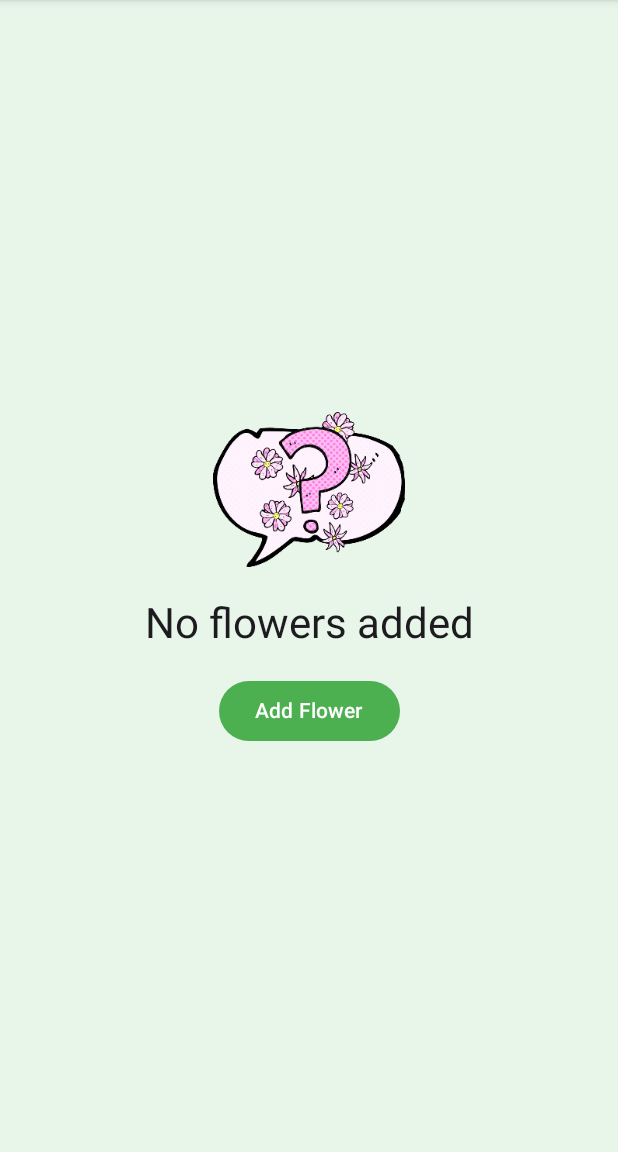
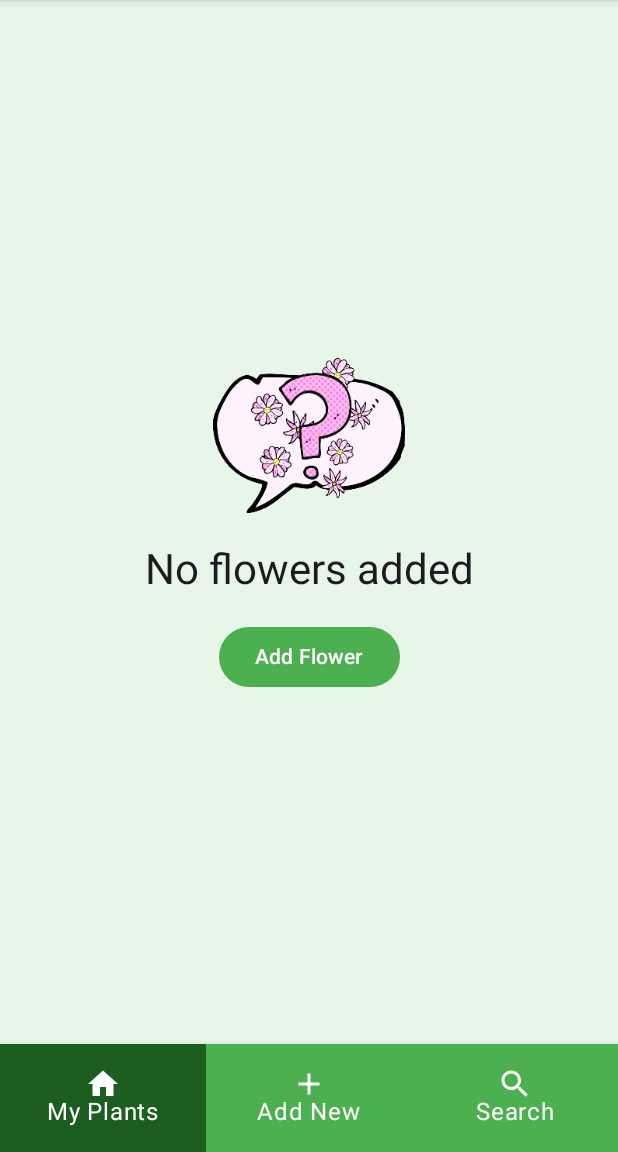
Before and after one commit to Swirl86/FlowerTracker, an Android app built with Jetpack Compose: the screen it shows after launch (MainActivity), on a phone screen of 412 x 824 dp, the part 84-1236 px from its top. Run offline under Robolectric (Android 15) with nearby library versions, the phone set to English and light mode, and no system bars; our stand-ins replace Room's generated code.

Commit message:
bottom navigation

```diff
--- a/app/build.gradle.kts
+++ b/app/build.gradle.kts
@@ -71,6 +71,7 @@ dependencies {
     implementation(libs.androidx.ui)
     implementation(libs.androidx.ui.graphics)
     implementation(libs.androidx.foundation)
+    implementation(libs.androidx.material)
     implementation(libs.androidx.material3)
 
     // Coil for image loading
--- a/app/src/main/java/com/swirl/flowertracker/MainActivity.kt
+++ b/app/src/main/java/com/swirl/flowertracker/MainActivity.kt
@@ -6,15 +6,12 @@ import androidx.activity.compose.setContent
 import androidx.activity.viewModels
 import androidx.compose.foundation.layout.fillMaxSize
 import androidx.compose.material3.MaterialTheme
+import androidx.compose.material3.Scaffold
 import androidx.compose.material3.Surface
-import androidx.compose.runtime.getValue
-import androidx.compose.runtime.livedata.observeAsState
-import androidx.compose.runtime.mutableStateOf
-import androidx.compose.runtime.remember
-import androidx.compose.runtime.setValue
 import androidx.compose.ui.Modifier
-import com.swirl.flowertracker.ui.AddFlowerScreen
-import com.swirl.flowertracker.ui.StartScreen
+import androidx.navigation.compose.rememberNavController
+import com.swirl.flowertracker.navigation.BottomNavigationBar
+import com.swirl.flowertracker.navigation.Navigation
 import com.swirl.flowertracker.ui.theme.FlowerTrackerTheme
 import com.swirl.flowertracker.viewmodel.FlowerViewModel
 import com.swirl.flowertracker.viewmodel.FlowerViewModelFactory
@@ -32,16 +29,12 @@ class MainActivity : ComponentActivity() {
                     modifier = Modifier.fillMaxSize(),
                     color = MaterialTheme.colorScheme.background
                 ) {
-                    var isAddingFlower by remember { mutableStateOf(false) }
+                    val navController = rememberNavController()
 
-                    if (isAddingFlower) {
-                        AddFlowerScreen(onBackClick = { isAddingFlower = false })
-                    } else {
-                        val flowers by flowerViewModel.allFlowers.observeAsState(emptyList())
-                        StartScreen(
-                            flowers = flowers,
-                            onAddFlowerClick = { isAddingFlower = true }
-                        )
+                    Scaffold(
+                        bottomBar = { BottomNavigationBar(navController = navController) }
+                    ) { innerPadding ->
+                        Navigation(navController = navController, flowerViewModel = flowerViewModel, innerPadding = innerPadding)
                     }
                 }
             }
--- /dev/null
+++ b/app/src/main/java/com/swirl/flowertracker/navigation/BottomNavigationBar.kt
@@ -0,0 +1,51 @@
+package com.swirl.flowertracker.navigation
+
+import androidx.compose.foundation.background
+import androidx.compose.foundation.layout.padding
+import androidx.compose.material.BottomNavigation
+import androidx.compose.material.BottomNavigationItem
+import androidx.compose.material3.Icon
+import androidx.compose.material3.MaterialTheme
+import androidx.compose.material3.Text
+import androidx.compose.runtime.Composable
+import androidx.compose.ui.Modifier
+import androidx.compose.ui.graphics.Color
+import androidx.compose.ui.unit.dp
+import androidx.navigation.NavController
+import androidx.navigation.compose.currentBackStackEntryAsState
+import com.swirl.flowertracker.ui.theme.DarkBackground
+
+@Composable
+fun BottomNavigationBar(navController: NavController) {
+    val navBackStackEntry = navController.currentBackStackEntryAsState()
+    val currentRoute = navBackStackEntry.value?.destination?.route
+
+    BottomNavigation(
+        backgroundColor = MaterialTheme.colorScheme.primary,
+        contentColor = Color.White
+    ) {
+        val screens = listOf(Screen.MyPlants, Screen.AddPlant, Screen.Search)
+
+        screens.forEach { screen ->
+            val isSelected = currentRoute == screen.route
+            BottomNavigationItem(
+                icon = { Icon(screen.icon, contentDescription = null, tint = Color.White) },
+                label = { Text(screen.title, color = Color.White) },
+                selected = currentRoute == screen.route,
+                onClick = {
+                    navController.navigate(screen.route) {
+                        // Clear the back stack to prevent back navigation
+                        launchSingleTop = true
+                        restoreState = true
+                        popUpTo(navController.graph.startDestinationId) { saveState = true }
+                    }
+                },
+                selectedContentColor = Color.White,
+                unselectedContentColor = Color.White,
+                modifier = Modifier
+                    .background(if (isSelected) DarkBackground else Color.Transparent)
+                    .padding(8.dp)
+            )
+        }
+    }
+}
--- /dev/null
+++ b/app/src/main/java/com/swirl/flowertracker/navigation/Navigation.kt
@@ -0,0 +1,33 @@
+package com.swirl.flowertracker.navigation
+
+import androidx.compose.foundation.layout.PaddingValues
+import androidx.compose.foundation.layout.padding
+import androidx.compose.runtime.Composable
+import androidx.compose.ui.Modifier
+import androidx.navigation.NavHostController
+import androidx.navigation.compose.NavHost
+import androidx.navigation.compose.composable
+import com.swirl.flowertracker.screens.addFlower.AddFlowerScreen
+import com.swirl.flowertracker.screens.myPlants.MyPlantsScreen
+import com.swirl.flowertracker.screens.search.SearchScreen
+import com.swirl.flowertracker.viewmodel.FlowerViewModel
+
+@Composable
+fun Navigation(navController: NavHostController, flowerViewModel: FlowerViewModel, innerPadding: PaddingValues) {
+    NavHost(navController = navController, startDestination = Screen.MyPlants.route, Modifier.padding(innerPadding)) {
+        composable(route = Screen.MyPlants.route) {
+            MyPlantsScreen(
+                flowers = flowerViewModel.allFlowers.value.orEmpty(),
+                onAddFlowerClick = {
+                    navController.navigate(Screen.AddPlant.route)
+                }
+            )
+        }
+        composable(route = Screen.AddPlant.route) {
+            AddFlowerScreen(onBackClick = { navController.popBackStack() })
+        }
+        composable(route = Screen.Search.route) {
+            SearchScreen()
+        }
+    }
+}
--- /dev/null
+++ b/app/src/main/java/com/swirl/flowertracker/navigation/Screen.kt
@@ -0,0 +1,13 @@
+package com.swirl.flowertracker.navigation
+
+import androidx.compose.material.icons.Icons
+import androidx.compose.material.icons.filled.Add
+import androidx.compose.material.icons.filled.Home
+import androidx.compose.material.icons.filled.Search
+import androidx.compose.ui.graphics.vector.ImageVector
+
+sealed class Screen(val route: String, val icon: ImageVector, var title: String) {
+    object MyPlants : Screen("my_plants", Icons.Filled.Home, "My Plants")
+    object AddPlant : Screen("add_plant", Icons.Filled.Add, "Add New")
+    object Search : Screen("search", Icons.Filled.Search, "Search")
+}
--- a/app/src/main/java/com/swirl/flowertracker/ui/CheckPermissions.kt
+++ b/app/src/main/java/com/swirl/flowertracker/permissions/CheckPermissions.kt
@@ -1,4 +1,4 @@
-package com.swirl.flowertracker.ui
+package com.swirl.flowertracker.permissions
 
 import android.Manifest
 import android.util.Log
--- a/app/src/main/java/com/swirl/flowertracker/ui/PermissionDialog.kt
+++ b/app/src/main/java/com/swirl/flowertracker/permissions/PermissionDialog.kt
@@ -1,4 +1,4 @@
-package com.swirl.flowertracker.ui
+package com.swirl.flowertracker.permissions
 
 import androidx.compose.material3.AlertDialog
 import androidx.compose.material3.Text
--- a/app/src/main/java/com/swirl/flowertracker/ui/AddFlowerScreen.kt
+++ b/app/src/main/java/com/swirl/flowertracker/screens/addFlower/AddFlowerScreen.kt
@@ -1,4 +1,4 @@
-package com.swirl.flowertracker.ui
+package com.swirl.flowertracker.screens.addFlower
 
 import android.net.Uri
 import androidx.activity.compose.rememberLauncherForActivityResult
@@ -30,6 +30,8 @@ import androidx.compose.ui.unit.dp
 import androidx.compose.ui.unit.sp
 import coil.compose.rememberAsyncImagePainter
 import com.swirl.flowertracker.R
+import com.swirl.flowertracker.permissions.CheckPermissions
+import com.swirl.flowertracker.permissions.PermissionDialog
 
 @Composable
 fun AddFlowerScreen(onBackClick: () -> Unit) {
--- a/app/src/main/java/com/swirl/flowertracker/ui/ImagePickerDialog.kt
+++ b/app/src/main/java/com/swirl/flowertracker/screens/addFlower/ImagePickerDialog.kt
@@ -1,4 +1,4 @@
-package com.swirl.flowertracker.ui
+package com.swirl.flowertracker.screens.addFlower
 
 import androidx.compose.foundation.layout.Arrangement
 import androidx.compose.foundation.layout.Column
--- a/app/src/main/java/com/swirl/flowertracker/ui/FlowerImage.kt
+++ b/app/src/main/java/com/swirl/flowertracker/screens/common/FlowerImage.kt
@@ -1,4 +1,4 @@
-package com.swirl.flowertracker.ui
+package com.swirl.flowertracker.screens.common
 
 import androidx.compose.foundation.layout.padding
 import androidx.compose.foundation.layout.size
--- a/app/src/main/java/com/swirl/flowertracker/ui/EmptyScreen.kt
+++ b/app/src/main/java/com/swirl/flowertracker/screens/myPlants/EmptyScreen.kt
@@ -1,4 +1,4 @@
-package com.swirl.flowertracker.ui
+package com.swirl.flowertracker.screens.myPlants
 
 import androidx.compose.foundation.layout.Arrangement
 import androidx.compose.foundation.layout.Column
@@ -12,6 +12,7 @@ import androidx.compose.runtime.Composable
 import androidx.compose.ui.Alignment
 import androidx.compose.ui.Modifier
 import androidx.compose.ui.unit.dp
+import com.swirl.flowertracker.screens.common.FlowerImage
 
 
 @Composable
--- a/app/src/main/java/com/swirl/flowertracker/ui/FlowerItem.kt
+++ b/app/src/main/java/com/swirl/flowertracker/screens/myPlants/FlowerItem.kt
@@ -1,4 +1,4 @@
-package com.swirl.flowertracker.ui
+package com.swirl.flowertracker.screens.myPlants
 
 import androidx.compose.foundation.Image
 import androidx.compose.foundation.layout.Column
--- a/app/src/main/java/com/swirl/flowertracker/ui/StartScreen.kt
+++ b/app/src/main/java/com/swirl/flowertracker/screens/myPlants/MyPlantsScreen.kt
@@ -1,4 +1,4 @@
-package com.swirl.flowertracker.ui
+package com.swirl.flowertracker.screens.myPlants
 
 import androidx.compose.foundation.layout.Column
 import androidx.compose.foundation.layout.fillMaxSize
@@ -11,14 +11,18 @@ import androidx.compose.ui.Modifier
 import com.swirl.flowertracker.data.Flower
 
 @Composable
-fun StartScreen(flowers: List<Flower>, onAddFlowerClick: () -> Unit) {
-    if (flowers.isEmpty()) {
-        EmptyScreen(onAddFlowerClick = onAddFlowerClick)
-    } else {
-        FlowerListScreen(flowers, onAddFlowerClick)
+fun MyPlantsScreen(
+    flowers: List<Flower>,
+    onAddFlowerClick: () -> Unit
+) {
+    Column(modifier = Modifier.fillMaxSize()) {
+        if (flowers.isEmpty()) {
+            EmptyScreen(onAddFlowerClick = onAddFlowerClick)
+        } else {
+            FlowerListScreen(flowers, onAddFlowerClick)
+        }
     }
 }
-
 
 @Composable
 fun FlowerListScreen(flowers: List<Flower>, onAddFlowerClick: () -> Unit) {
--- a/app/src/main/java/com/swirl/flowertracker/ui/theme/Theme.kt
+++ b/app/src/main/java/com/swirl/flowertracker/ui/theme/Theme.kt
@@ -1,7 +1,6 @@
 package com.swirl.flowertracker.ui.theme
 
 import android.app.Activity
-import android.content.res.Configuration
 import android.os.Build
 import androidx.compose.foundation.isSystemInDarkTheme
 import androidx.compose.material3.MaterialTheme
@@ -14,9 +13,7 @@ import androidx.compose.runtime.SideEffect
 import androidx.compose.ui.graphics.toArgb
 import androidx.compose.ui.platform.LocalContext
 import androidx.compose.ui.platform.LocalView
-import androidx.compose.ui.tooling.preview.Preview
 import androidx.core.view.WindowCompat
-import com.swirl.flowertracker.ui.StartScreen
 
 private val DarkColorScheme = darkColorScheme(
     primary = PrimaryColor,
@@ -78,7 +75,7 @@ fun FlowerTrackerTheme(
     )
 }
 
-@Preview(name = "Light Theme", showBackground = true, uiMode = Configuration.UI_MODE_NIGHT_NO)
+/*@Preview(name = "Light Theme", showBackground = true, uiMode = Configuration.UI_MODE_NIGHT_NO)
 @Composable
 fun LightThemePreview() {
     FlowerTrackerTheme(darkTheme = false) {
@@ -92,4 +89,4 @@ fun DarkThemePreview() {
     FlowerTrackerTheme(darkTheme = true) {
         StartScreen(emptyList(), onAddFlowerClick = {})
     }
-}
+}*/
--- a/gradle/libs.versions.toml
+++ b/gradle/libs.versions.toml
@@ -11,6 +11,7 @@ lifecycleRuntimeKtx = "2.8.5"
 activityCompose = "1.9.2"
 composeBom = "2024.09.01"
 material = "1.12.0"
+materialVersion = "1.7.2"
 roomRuntime = "2.6.1"
 ksp = "1.9.10-1.0.13"
 desugar_jdk_libs = "2.1.2"
@@ -20,6 +21,7 @@ runtimeLivedata = "1.7.2"
 accompanist-permissions = { module = "com.google.accompanist:accompanist-permissions", version.ref = "accompanistPermissions" }
 androidx-core-ktx = { group = "androidx.core", name = "core-ktx", version.ref = "coreKtx" }
 androidx-core-splashscreen = { module = "androidx.core:core-splashscreen", version.ref = "coreSplashscreen" }
+androidx-material = { module = "androidx.compose.material:material", version.ref = "materialVersion" }
 androidx-room-compiler = { module = "androidx.room:room-compiler", version.ref = "roomRuntime" }
 androidx-room-guava = { module = "androidx.room:room-guava", version.ref = "roomRuntime" }
 androidx-room-ktx = { module = "androidx.room:room-ktx", version.ref = "roomRuntime" }
```
Also changed, not shown: app/src/main/java/com/swirl/flowertracker/screens/search/SearchScreen.kt (added, +23 -0 lines).
